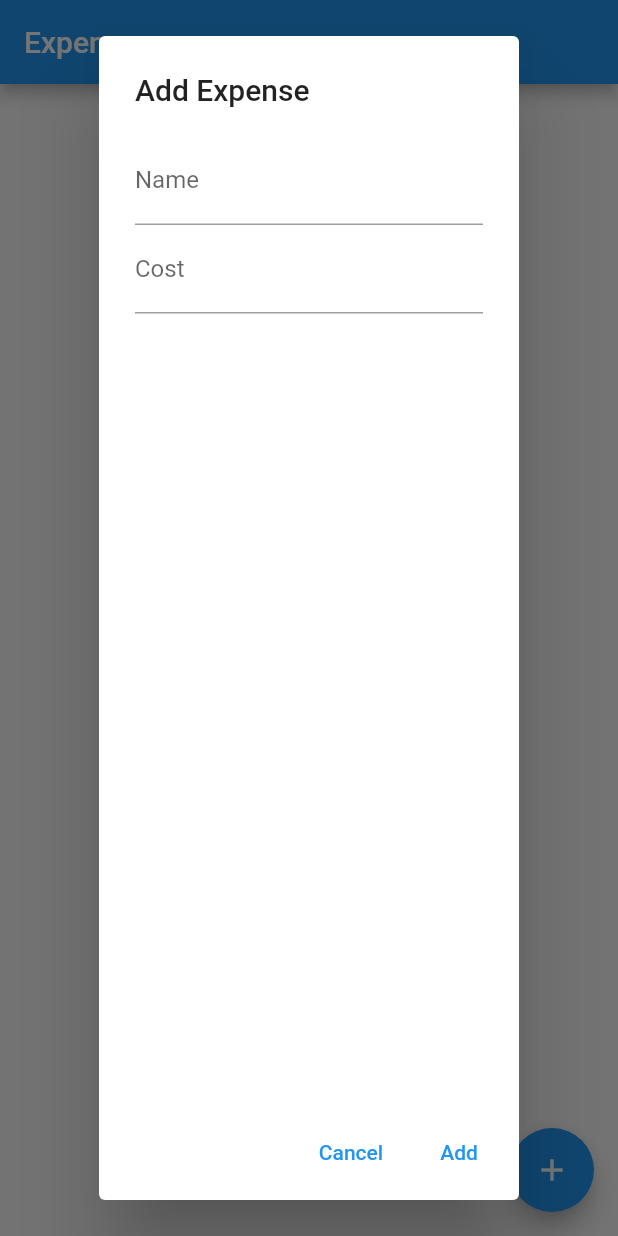
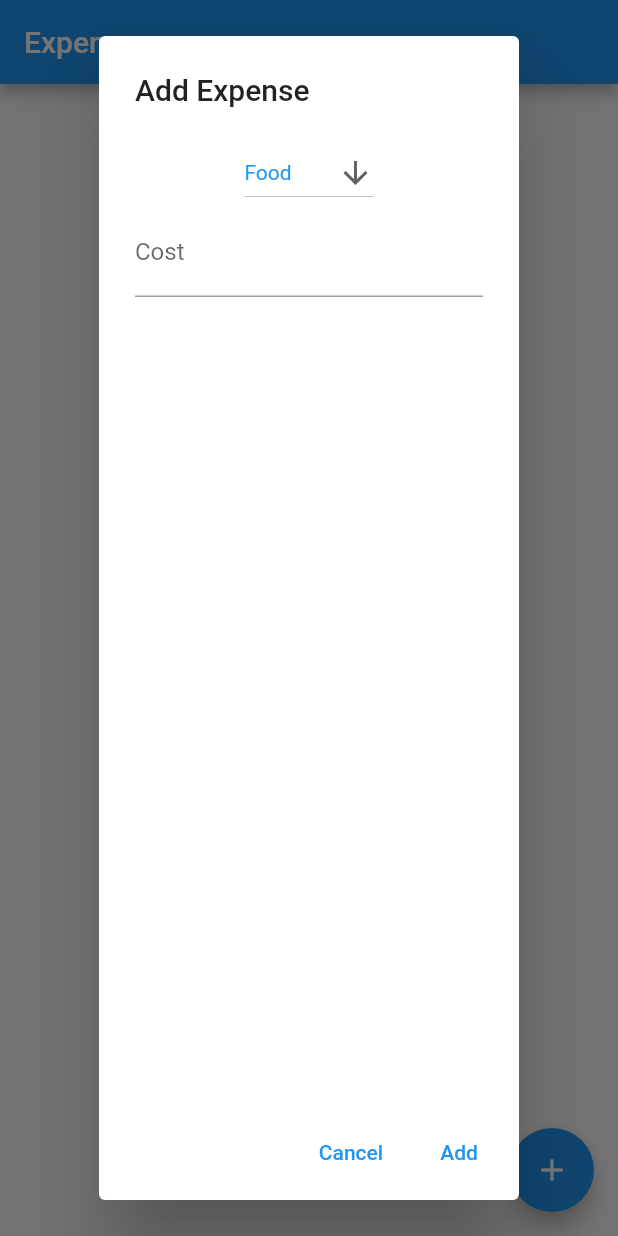
Before and after one commit to HombreOso/Expenses-App-Flutter, a Flutter app: the screen it shows after launch, after a tap on the "add" icon, on a phone screen of 412 x 824 dp. Run offline on Flutter 3.47's test engine with Material 2 defaults, Android fonts, the phone set to English and light mode, and no system bars.

Commit message:
dropdownlist of expense categories

```diff
--- /dev/null
+++ b/expenses_app/lib/dropdownExpenseCategories.dart
@@ -0,0 +1,50 @@
+import 'package:flutter/material.dart';
+
+class DropdownButtonExample extends StatefulWidget {
+
+  Function(String) onChangedDDL;
+
+  DropdownButtonExample({
+    super.key,
+    required this.onChangedDDL,
+  });
+
+  @override
+  State<DropdownButtonExample> createState() => _DropdownButtonExampleState(onChangedDDL: onChangedDDL);
+}
+
+class _DropdownButtonExampleState extends State<DropdownButtonExample> {
+  final List<String> listExpenseCategories = const <String>["Food", "Amazon", "Education", "Gadgets", "Others"];
+  Function(String) onChangedDDL;
+  String dropdownValue = "Food";
+
+  _DropdownButtonExampleState(
+    {
+        required this.onChangedDDL,
+    }
+  );
+
+  @override
+  Widget build(BuildContext context) {
+    return DropdownButton<String>(
+      value: dropdownValue,
+      icon: const Icon(Icons.arrow_downward),
+      elevation: 16,
+      style: const TextStyle(color: Colors.blue),
+      onChanged: (String? value) {
+        // This is called when the user selects an item.
+        setState(() {
+          dropdownValue = value!;
+
+        });
+        onChangedDDL(dropdownValue);
+      },
+      items: listExpenseCategories.map((String value) {
+        return DropdownMenuItem<String>(
+          value: value,
+          child: Text(value),
+        );
+      }).toList(),
+    );
+  }
+}
--- a/expenses_app/lib/main.dart
+++ b/expenses_app/lib/main.dart
@@ -1,4 +1,5 @@
 import 'package:flutter/material.dart';
+import './dropdownExpenseCategories.dart';
 
 void main() => runApp(MyApp());
 
@@ -19,6 +20,11 @@ class ExpenseList extends StatefulWidget {
 
 class _ExpenseListState extends State<ExpenseList> {
   final expenses = <Expense>[];
+  // Create a text controller and use it to retrieve the current value
+  // of the TextField.
+  final myControllerName = TextEditingController();
+  final myControllerCost = TextEditingController();
+  String _selectedCategory = "";
 
   @override
   Widget build(BuildContext context) {
@@ -51,12 +57,15 @@ class _ExpenseListState extends State<ExpenseList> {
                 title: Text('Add Expense'),
                 content: Column(
                   children: [
-                    TextField(
-                      decoration: InputDecoration(labelText: 'Name'),
-                    ),
+                    DropdownButtonExample(
+                      onChangedDDL: (value) {
+                        _selectedCategory = value;
+                      }
+                     ),
                     TextField(
                       decoration: InputDecoration(labelText: 'Cost'),
                       keyboardType: TextInputType.number,
+                      controller: myControllerCost,
                     ),
                   ],
                 ),
@@ -71,7 +80,7 @@ class _ExpenseListState extends State<ExpenseList> {
                     child: Text('Add'),
                     onPressed: () {
                       // Code to add the expense to the expenses list
-                      setState(() {expenses.add(Expense());});
+                      setState(() {expenses.add(Expense(name: _selectedCategory, cost: double.parse(myControllerCost.text)));});
                       Navigator.of(context).pop();
                     },
                   ),
@@ -90,7 +99,7 @@ class Expense {
   final double cost;
 
   Expense({
-    this.name="action",
-    this.cost=0,
+    required this.name,
+    required this.cost,
   });
 }
```
